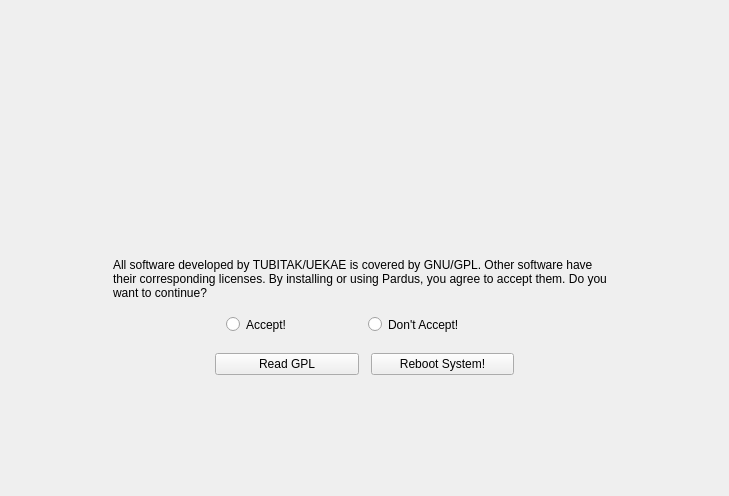
Old version of the form yali4/gui/Ui/welcomewidget.ui in the repository dadas45li/yali.
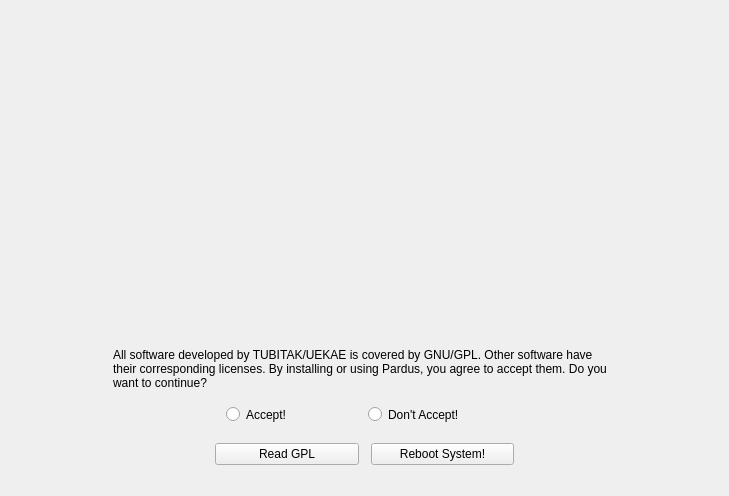
New version of the form. Icons and pictures are not drawn.

```diff
--- a/yali4/gui/Ui/welcomewidget.ui
+++ b/yali4/gui/Ui/welcomewidget.ui
@@ -254,12 +254,12 @@
       <enum>Qt::Vertical</enum>
      </property>
      <property name="sizeType" >
-      <enum>QSizePolicy::Expanding</enum>
+      <enum>QSizePolicy::Fixed</enum>
      </property>
      <property name="sizeHint" >
       <size>
-       <width>88</width>
-       <height>91</height>
+       <width>20</width>
+       <height>20</height>
       </size>
      </property>
     </spacer>
```
